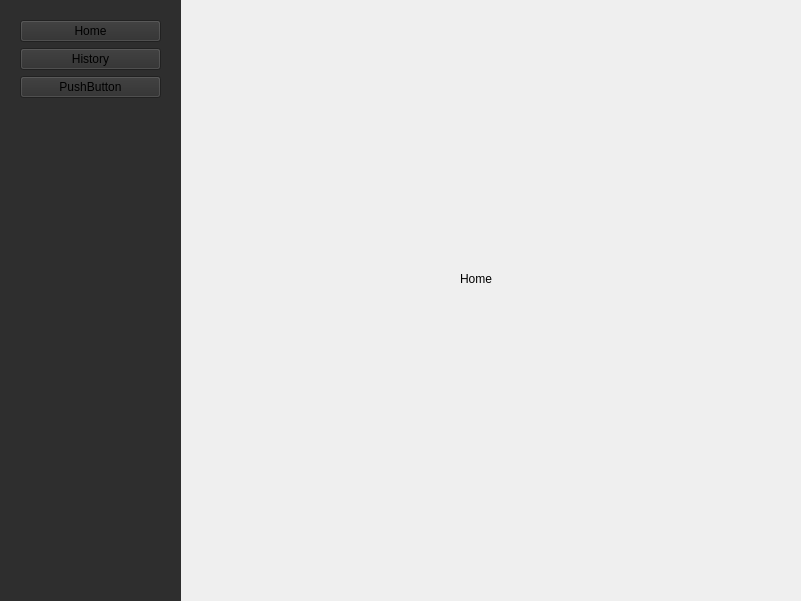
Old version of the form appwidget.ui in the repository ImKirihara/RaDoTechDemo.
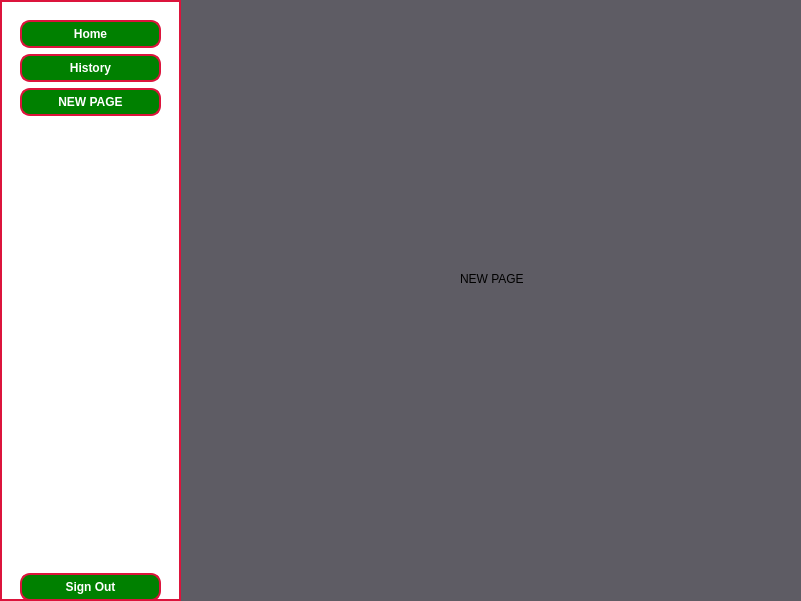
New version of the form.

Commit message: signOut Button added

```diff
--- a/appwidget.ui
+++ b/appwidget.ui
@@ -25,8 +25,13 @@
      <height>601</height>
     </rect>
    </property>
+   <property name="styleSheet">
+    <string notr="true">QStackedWidget{
+	background-color:rgb(94, 92, 100)
+}</string>
+   </property>
    <property name="currentIndex">
-    <number>0</number>
+    <number>2</number>
    </property>
    <widget class="QWidget" name="homePage">
     <widget class="QLabel" name="label">
@@ -58,6 +63,21 @@
      </property>
     </widget>
    </widget>
+   <widget class="QWidget" name="page">
+    <widget class="QLabel" name="label_3">
+     <property name="geometry">
+      <rect>
+       <x>280</x>
+       <y>270</y>
+       <width>101</width>
+       <height>17</height>
+      </rect>
+     </property>
+     <property name="text">
+      <string>NEW PAGE</string>
+     </property>
+    </widget>
+   </widget>
   </widget>
   <widget class="QWidget" name="sideBar" native="true">
    <property name="geometry">
@@ -69,7 +89,25 @@
     </rect>
    </property>
    <property name="styleSheet">
-    <string notr="true">background-color:rgb(46, 46, 46)</string>
+    <string notr="true">QWidget {
+    background-color: rgb(255,255,255);
+border: 2px solid rgb(220, 20, 60); 
+}
+
+QPushButton {
+   background-color: rgb(0, 128, 0); 
+    color: white;                    
+    border: 2px solid rgb(220, 20, 60); 
+    border-radius: 10px;           
+    font-weight: bold;               
+    font-family: &quot;Comic Sans MS&quot;, cursive; 
+    padding: 5px;                   
+}
+
+QPushButton:hover {
+    background-color: rgb(34, 139, 34); 
+    border-color: rgb(255, 69, 0);     
+}</string>
    </property>
    <layout class="QVBoxLayout" name="sidebarLayout">
     <property name="leftMargin">
@@ -120,7 +158,7 @@
     <item>
      <widget class="QPushButton" name="pushButton">
       <property name="text">
-       <string>PushButton</string>
+       <string>NEW PAGE</string>
       </property>
       <property name="id" stdset="0">
        <number>2</number>
@@ -140,6 +178,13 @@
       </property>
      </spacer>
     </item>
+    <item>
+     <widget class="QPushButton" name="signOut">
+      <property name="text">
+       <string>Sign Out</string>
+      </property>
+     </widget>
+    </item>
    </layout>
   </widget>
  </widget>
```
Left out of the diff: 2 changed lines with no effect on the pictures.
